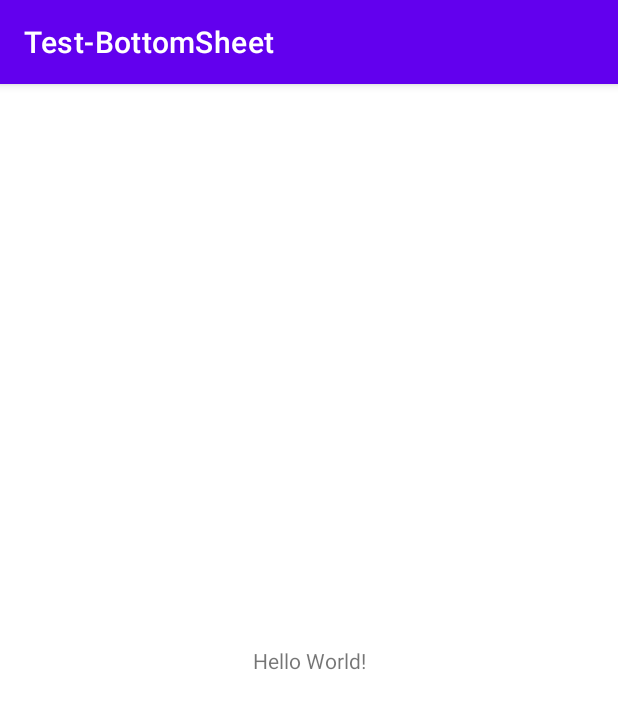
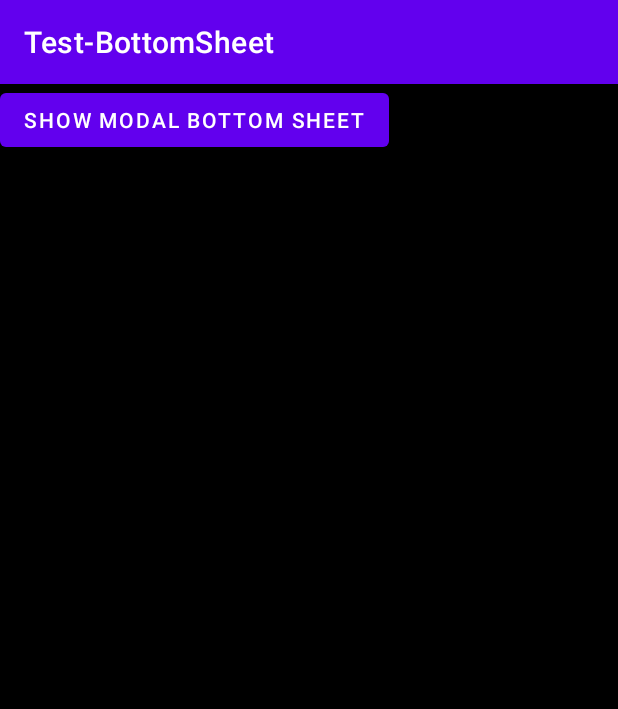
Before and after one commit to rrilla/Android_Kotlin-EX, an Android app: the screen it shows after launch (MainActivity), on a phone screen of 412 x 824 dp. Shown: the top 709 px of the screen. Run offline under Robolectric (Android 15) with nearby library versions, the phone set to English and light mode, and no system bars.

Commit message:
feat: Add bottomSheet (standard, modal)

```diff
--- a/TestBottomSheet/app/build.gradle
+++ b/TestBottomSheet/app/build.gradle
@@ -29,6 +29,9 @@ android {
     kotlinOptions {
         jvmTarget = '1.8'
     }
+    buildFeatures {
+        viewBinding = true
+    }
 }
 
 dependencies {
--- a/TestBottomSheet/app/src/main/java/com/example/test_bottomsheet/MainActivity.kt
+++ b/TestBottomSheet/app/src/main/java/com/example/test_bottomsheet/MainActivity.kt
@@ -1,11 +1,100 @@
 package com.example.test_bottomsheet
 
+import android.content.Context
+import android.graphics.Color
 import androidx.appcompat.app.AppCompatActivity
 import android.os.Bundle
+import android.util.AttributeSet
+import android.view.LayoutInflater
+import android.view.View
+import android.view.ViewGroup
+import android.widget.Button
+import androidx.core.os.bundleOf
+import com.example.test_bottomsheet.databinding.ActivityMain2Binding
+import com.example.test_bottomsheet.databinding.ActivityMainBinding
+import com.google.android.material.animation.ArgbEvaluatorCompat
+import com.google.android.material.bottomsheet.BottomSheetBehavior
+import com.google.android.material.bottomsheet.BottomSheetDialog
+import com.google.android.material.bottomsheet.BottomSheetDialogFragment
 
 class MainActivity : AppCompatActivity() {
+    private lateinit var binding: ActivityMain2Binding
+    private lateinit var standardBottomSheetBehavior: BottomSheetBehavior<View>
+
+    private val startColor = Color.parseColor("#00FFFFFF")
+    private val endColor = Color.parseColor("#FFFFFFFF")
+    private val textColor = Color.parseColor("#FF000000")
+
+    private var modalDismissWithAnimation = false
+
     override fun onCreate(savedInstanceState: Bundle?) {
         super.onCreate(savedInstanceState)
-        setContentView(R.layout.activity_main)
+        binding = ActivityMain2Binding.inflate(layoutInflater)
+        setContentView(binding.root)
+        setupButtons()
+//        setupStandardBottomSheet()
+//        animateStandardBottomSheetStates()
     }
+
+    private fun setupButtons() {
+//        binding.standardBottomSheetButton.setOnClickListener {
+//            standardBottomSheetBehavior.state = BottomSheetBehavior.STATE_COLLAPSED
+//        }
+        binding.modalBottomSheetButton.setOnClickListener {
+            showModalBottomSheet()
+        }
+//        binding.toggleModalDismissAnimationButton.setOnClickListener {
+//            modalDismissWithAnimation = !modalDismissWithAnimation
+//        }
+    }
+
+//    private fun setupStandardBottomSheet() {
+//        standardBottomSheetBehavior = BottomSheetBehavior.from(binding.standardBottomSheet)
+//        val bottomSheetCallback = object : BottomSheetBehavior.BottomSheetCallback() {
+//
+//            override fun onStateChanged(bottomSheet: View, newState: Int) {
+//                binding.textView.text = when (newState) {
+//                    BottomSheetBehavior.STATE_EXPANDED -> "STATE_EXPANDED"
+//                    BottomSheetBehavior.STATE_COLLAPSED -> "STATE_COLLAPSED"
+//                    BottomSheetBehavior.STATE_DRAGGING -> "STATE_DRAGGING"
+//                    BottomSheetBehavior.STATE_HALF_EXPANDED -> "STATE_HALF_EXPANDED"
+//                    BottomSheetBehavior.STATE_HIDDEN -> "STATE_HIDDEN"
+//                    BottomSheetBehavior.STATE_SETTLING -> "STATE_SETTLING"
+//                    else -> null
+//                }
+//            }
+//
+//            override fun onSlide(bottomSheet: View, slideOffset: Float) {
+//                val fraction = (slideOffset + 1f) / 2f
+//                val color = ArgbEvaluatorCompat.getInstance().evaluate(fraction, startColor, endColor)
+//                binding.slideView.setBackgroundColor(color)
+//            }
+//        }
+//        standardBottomSheetBehavior.addBottomSheetCallback(bottomSheetCallback)
+//        standardBottomSheetBehavior.saveFlags = BottomSheetBehavior.SAVE_ALL
+//        binding.textView.setTextColor(textColor)
+//    }
+
+    private fun showModalBottomSheet() {
+        val modalBottomSheet = ModalBottomSheet.newInstance(modalDismissWithAnimation)
+        modalBottomSheet.show(supportFragmentManager, ModalBottomSheet.TAG)
+    }
+
+//    private fun animateStandardBottomSheetStates() {
+//        binding.standardBottomSheet.postDelayed({
+//            standardBottomSheetBehavior.state = BottomSheetBehavior.STATE_HIDDEN
+//        }, 1000L)
+//        binding.standardBottomSheet.postDelayed({
+//            standardBottomSheetBehavior.state = BottomSheetBehavior.STATE_COLLAPSED
+//        }, 2000L)
+//        binding.standardBottomSheet.postDelayed({
+//            standardBottomSheetBehavior.state = BottomSheetBehavior.STATE_HALF_EXPANDED
+//        }, 3000L)
+//        binding.standardBottomSheet.postDelayed({
+//            standardBottomSheetBehavior.state = BottomSheetBehavior.STATE_EXPANDED
+//        }, 4000L)
+//        binding.standardBottomSheet.postDelayed({
+//            standardBottomSheetBehavior.state = BottomSheetBehavior.STATE_HIDDEN
+//        }, 5000L)
+//    }
 }
--- /dev/null
+++ b/TestBottomSheet/app/src/main/res/layout/activity_main2.xml
@@ -0,0 +1,13 @@
+<?xml version="1.0" encoding="utf-8"?>
+<LinearLayout xmlns:android="http://schemas.android.com/apk/res/android"
+    android:layout_width="match_parent"
+    android:layout_height="match_parent"
+    android:background="@color/black"
+    android:orientation="vertical">
+
+    <com.google.android.material.button.MaterialButton
+        android:id="@+id/modalBottomSheetButton"
+        android:layout_width="wrap_content"
+        android:layout_height="wrap_content"
+        android:text="Show Modal Bottom Sheet" />
+</LinearLayout>
--- a/TestBottomSheet/app/src/main/res/values/strings.xml
+++ b/TestBottomSheet/app/src/main/res/values/strings.xml
@@ -1,3 +1,4 @@
 <resources>
     <string name="app_name">Test-BottomSheet</string>
+    <string name="bottomsheet_action_expand_halfway">반만 펼치기</string>
 </resources>
```
Also changed, not shown: TestBottomSheet/app/src/main/java/com/example/test_bottomsheet/ModalBottomSheet.kt (added, +67 -0 lines), TestBottomSheet/app/src/main/res/layout/activity_main.xml (+62 -13 lines), TestBottomSheet/app/src/main/res/layout/modal_bottom_sheet_content.xml (added, +60 -0 lines).
